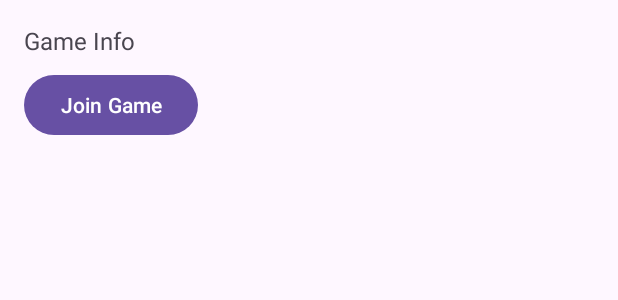
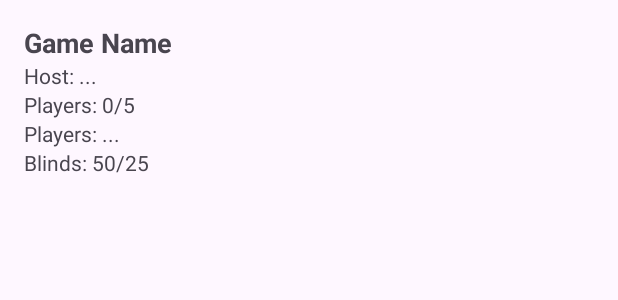
Before and after one commit to tinrenf/VLADA4-S-POKER, an Android app: the layout game_list_item.xml on its own in the app's theme, with its tools: preview values and no code run, on a phone screen of 412 x 824 dp. Shown: the top 300 px of the screen. Run offline under Robolectric (Android 15) with nearby library versions, the phone set to English and light mode, and no system bars.

Commit message:
Обновлен список игр

```diff
--- a/app/src/main/java/com/example/poker/CreateGameActivity.java
+++ b/app/src/main/java/com/example/poker/CreateGameActivity.java
@@ -62,7 +62,6 @@ public class CreateGameActivity extends AppCompatActivity {
         game.put("maxPlayers", 5);
         game.put("status", "waiting");
         game.put("timestamp", FieldValue.serverTimestamp());
-
         game.put("name", gameName);
         game.put("bigBlind", bigBlind);
 
--- a/app/src/main/java/com/example/poker/GameListActivity.java
+++ b/app/src/main/java/com/example/poker/GameListActivity.java
@@ -63,7 +63,7 @@ public class GameListActivity extends AppCompatActivity {
         recyclerView = findViewById(R.id.game_list_recycler_view);
         recyclerView.setLayoutManager(new LinearLayoutManager(this));
         gameList = new ArrayList<>();
-        adapter = new GameAdapter(gameList);
+        adapter = new GameAdapter(gameList, this);
         recyclerView.setAdapter(adapter);
 
         createGameButton = findViewById(R.id.create_game_button);
--- a/app/src/main/res/layout/game_list_item.xml
+++ b/app/src/main/res/layout/game_list_item.xml
@@ -1,21 +1,42 @@
-<?xml version="1.0" encoding="utf-8"?>
 <LinearLayout xmlns:android="http://schemas.android.com/apk/res/android"
+    android:id="@+id/game_item_layout"
     android:layout_width="match_parent"
     android:layout_height="wrap_content"
     android:orientation="vertical"
-    android:padding="16dp">
+    android:padding="16dp"
+    android:background="?attr/selectableItemBackground"
+    android:clickable="true"
+    android:focusable="true">
 
     <TextView
-        android:id="@+id/game_info"
+        android:id="@+id/game_name"
         android:layout_width="match_parent"
         android:layout_height="wrap_content"
-        android:text="Game Info"
-        android:textSize="16sp" />
+        android:text="Game Name"
+        android:textStyle="bold"
+        android:textSize="18sp" />
 
-    <Button
-        android:id="@+id/btn_join"
-        android:layout_width="wrap_content"
+    <TextView
+        android:id="@+id/host_name"
+        android:layout_width="match_parent"
         android:layout_height="wrap_content"
-        android:text="Join Game"
-        android:layout_marginTop="8dp"/>
+        android:text="Host: ..." />
+
+    <TextView
+        android:id="@+id/player_count"
+        android:layout_width="match_parent"
+        android:layout_height="wrap_content"
+        android:text="Players: 0/5" />
+
+    <TextView
+        android:id="@+id/player_names"
+        android:layout_width="match_parent"
+        android:layout_height="wrap_content"
+        android:text="Players: ..." />
+
+    <TextView
+        android:id="@+id/blinds_info"
+        android:layout_width="match_parent"
+        android:layout_height="wrap_content"
+        android:text="Blinds: 50/25" />
 </LinearLayout>
```
Also changed, not shown: app/src/main/java/com/example/poker/Game.java (+12 -1 lines), app/src/main/java/com/example/poker/GameActivity.java (+5 -3 lines), app/src/main/java/com/example/poker/GameAdapter.java (+73 -33 lines).
